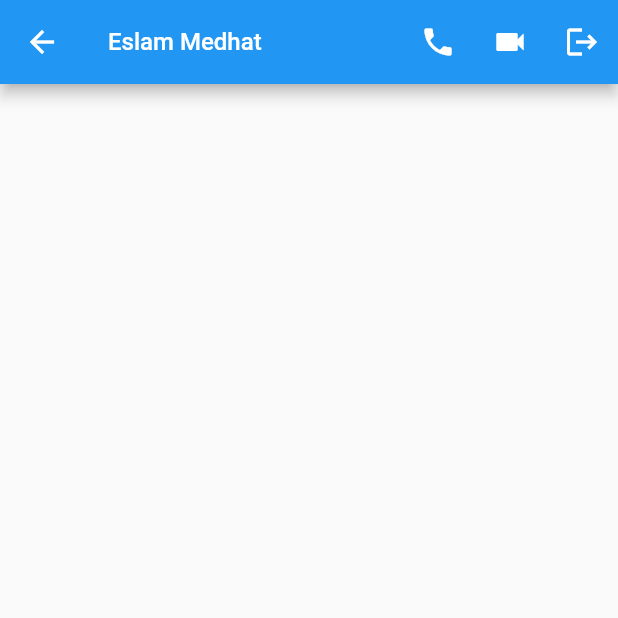
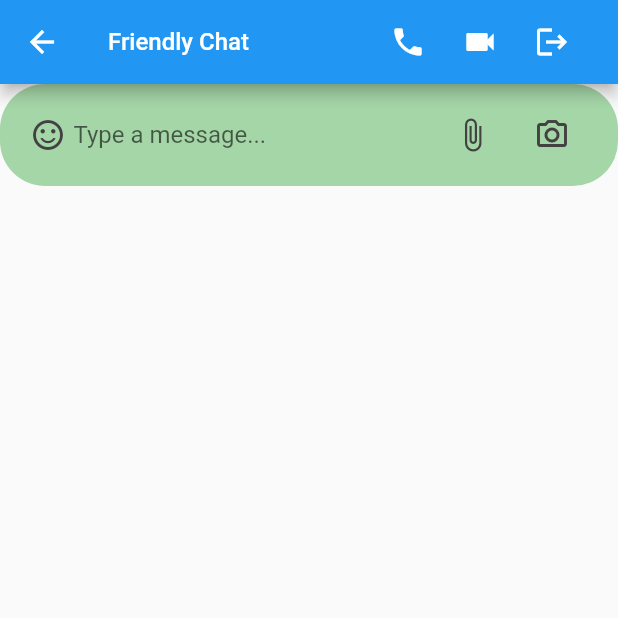
Before and after one commit to madahetooo/flutter_academy_ar, a Flutter app: the MessageScreen screen opened directly, on a phone screen of 412 x 824 dp, the top half of it. Run offline on Flutter 3.47's test engine with Material 2 defaults, Android fonts, the phone set to English and light mode, and no system bars; our stand-ins replace firebase_auth, firebase_core, flutter_spinkit, fluttertoast, google_sign_in, sqflite; accounts and stored records are empty; generated files the repository leaves out were written again; network calls fail.

Commit message:
Adding FirebaseGoogle Authentication, Chat input field UI

```diff
--- a/lib/auth_system/tabbar_widget.dart
+++ b/lib/auth_system/tabbar_widget.dart
@@ -1,12 +1,17 @@
+import 'package:firebase_core/firebase_core.dart';
 import 'package:flutter/material.dart';
 import 'package:flutter_academy_ar/auth_system/login.dart';
 import 'package:flutter_academy_ar/auth_system/register.dart';
+import 'package:flutter_academy_ar/firebase_options.dart';
 
 class TabbarWidget extends StatelessWidget {
   const TabbarWidget({Key? key}) : super(key: key);
 
   @override
   Widget build(BuildContext context) {
+     Firebase.initializeApp(
+        options: DefaultFirebaseOptions.currentPlatform,
+     );
     return MaterialApp(
       home: DefaultTabController(
         length: 2,
--- a/lib/chat_app/ui/chats_body.dart
+++ b/lib/chat_app/ui/chats_list/chats_body.dart
@@ -1,8 +1,8 @@
 import 'package:flutter/material.dart';
 import 'package:flutter_academy_ar/chat_app/models/chats.dart';
-import 'package:flutter_academy_ar/chat_app/ui/components/chats_card.dart';
-import 'package:flutter_academy_ar/chat_app/ui/components/fil_outline_button.dart';
-import 'package:flutter_academy_ar/chat_app/ui/message_screen.dart';
+import 'package:flutter_academy_ar/chat_app/ui/chats_list/components/chats_card.dart';
+import 'package:flutter_academy_ar/chat_app/ui/chats_list/components/fil_outline_button.dart';
+import 'package:flutter_academy_ar/chat_app/ui/message_screen/message_screen.dart';
 class ChatsBody extends StatelessWidget {
   const ChatsBody({Key? key}) : super(key: key);
 
--- a/lib/chat_app/ui/chats_screen.dart
+++ b/lib/chat_app/ui/chats_list/chats_screen.dart
@@ -1,5 +1,5 @@
 import 'package:flutter/material.dart';
-import 'package:flutter_academy_ar/chat_app/ui/chats_body.dart';
+import 'package:flutter_academy_ar/chat_app/ui/chats_list/chats_body.dart';
 
 class ChatsScreen extends StatefulWidget {
   const ChatsScreen({Key? key}) : super(key: key);
--- /dev/null
+++ b/lib/chat_app/ui/message_screen/components/chat_input_field.dart
@@ -0,0 +1,95 @@
+import 'package:flutter/material.dart';
+
+class ChatInputField extends StatefulWidget {
+  const ChatInputField({Key? key}) : super(key: key);
+
+  @override
+  State<ChatInputField> createState() => _ChatInputFieldState();
+}
+
+class _ChatInputFieldState extends State<ChatInputField> {
+  final messageController = TextEditingController();
+
+  void initState(){
+    super.initState();
+    messageController.addListener(() {
+      setState(() {
+
+      });
+    });
+  }
+  @override
+  Widget build(BuildContext context) {
+    return SafeArea(
+      child: Row(
+        children: [
+          Expanded(
+            child: Container(
+              padding: EdgeInsets.symmetric(horizontal: 20.0, vertical: 10.0),
+              decoration: BoxDecoration(
+                color: Colors.green[200],
+                borderRadius: BorderRadius.circular(30),
+              ),
+              child: Row(
+                children: [
+                  Icon(
+                    Icons.sentiment_satisfied_alt_outlined,
+                    color: Colors.grey[800],
+                  ),
+                  SizedBox(
+                    width: 5.0,
+                  ),
+                  Expanded(
+                    child: TextField(
+                      controller: messageController,
+                      decoration: InputDecoration(
+                        hintText: "Type a message...",
+                        border: InputBorder.none,
+                      ),
+                    ),
+                  ),
+                  messageController.text.isEmpty
+                      ? IconButton(
+                          onPressed: () {},
+                          icon: Icon(
+                            Icons.attach_file_outlined,
+                            color: Colors.grey[800],
+                          ),
+                        )
+                      : SizedBox(),
+                  messageController.text.isEmpty
+                      ? SizedBox(
+                          width: 5.0,
+                        )
+                      : SizedBox(),
+                  messageController.text.isEmpty
+                      ? IconButton(
+                          onPressed: () {},
+                          icon: Icon(
+                            Icons.camera_alt_outlined,
+                            color: Colors.grey[800],
+                          ),
+                        )
+                      : SizedBox(),
+                  messageController.text.isNotEmpty
+                      ? SizedBox(
+                          width: 5.0,
+                        )
+                      : SizedBox(),
+                  messageController.text.isNotEmpty
+                      ? IconButton(
+                          onPressed: () {},
+                          icon: Icon(
+                            Icons.send,
+                            color: Colors.green,
+                          ))
+                      : SizedBox()
+                ],
+              ),
+            ),
+          )
+        ],
+      ),
+    );
+  }
+}
--- /dev/null
+++ b/lib/chat_app/ui/message_screen/message-body.dart
@@ -0,0 +1,19 @@
+import 'package:flutter/material.dart';
+import 'package:flutter_academy_ar/chat_app/ui/message_screen/components/chat_input_field.dart';
+class MessageBody extends StatefulWidget {
+  const MessageBody({Key? key}) : super(key: key);
+
+  @override
+  State<MessageBody> createState() => _MessageBodyState();
+}
+
+class _MessageBodyState extends State<MessageBody> {
+  @override
+  Widget build(BuildContext context) {
+    return Column(
+      children: [
+        ChatInputField(),
+      ],
+    );
+  }
+}
--- a/lib/chat_app/ui/message_screen.dart
+++ b/lib/chat_app/ui/message_screen/message_screen.dart
@@ -1,4 +1,5 @@
 import 'package:flutter/material.dart';
+import 'package:flutter_academy_ar/chat_app/ui/message_screen/message-body.dart';
 
 class MessageScreen extends StatefulWidget {
   const MessageScreen({Key? key}) : super(key: key);
@@ -12,19 +13,22 @@
   Widget build(BuildContext context) {
     return Scaffold(
       appBar: buildAppBar(),
+      body: MessageBody(),
+
     );
   }
 
   AppBar buildAppBar() {
     return AppBar(
       title: const Text(
-        "Eslam Medhat",
+        "Friendly Chat",
         style: TextStyle(fontSize: 16.0),
       ),
       actions: [
         IconButton(onPressed: (){}, icon: Icon(Icons.local_phone),),
         IconButton(onPressed: (){}, icon: Icon(Icons.videocam),),
         IconButton(onPressed: (){}, icon: Icon(Icons.logout),),
+        SizedBox(width: 20.0,)
       ],
     );
   }
```
Also changed, not shown: lib/auth_system/login.dart (+23 -3 lines), lib/chat_app/models/chat_message.dart (added, +70 -0 lines), lib/home.dart (+12 -2 lines), pubspec.yaml (+6 -1 lines), lib/chat_app/ui/chats_list/components/chats_card.dart (renamed from lib/chat_app/ui/components/chats_card.dart), lib/chat_app/ui/chats_list/components/fil_outline_button.dart (renamed from lib/chat_app/ui/components/fil_outline_button.dart), pubspec.lock, 4 other files.
